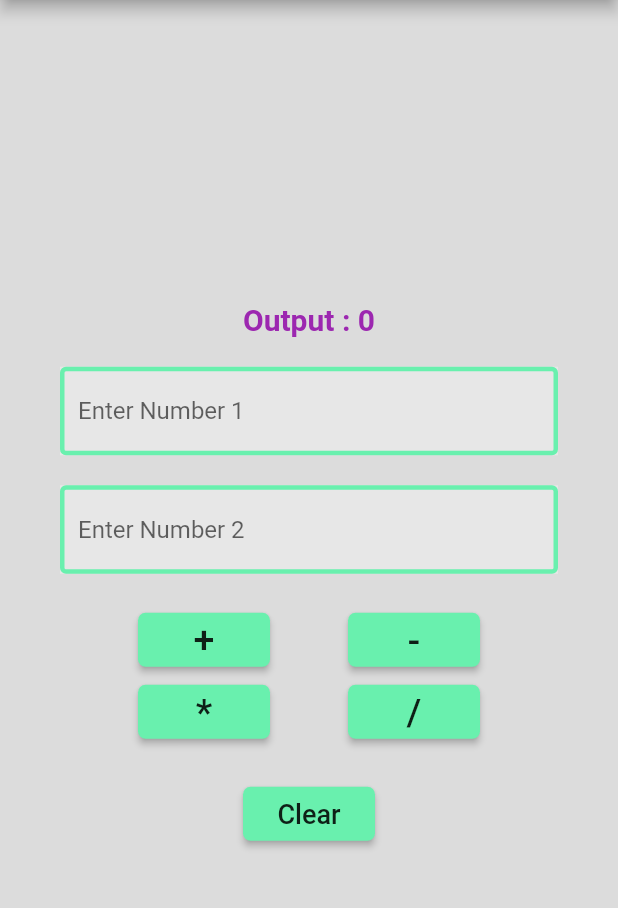
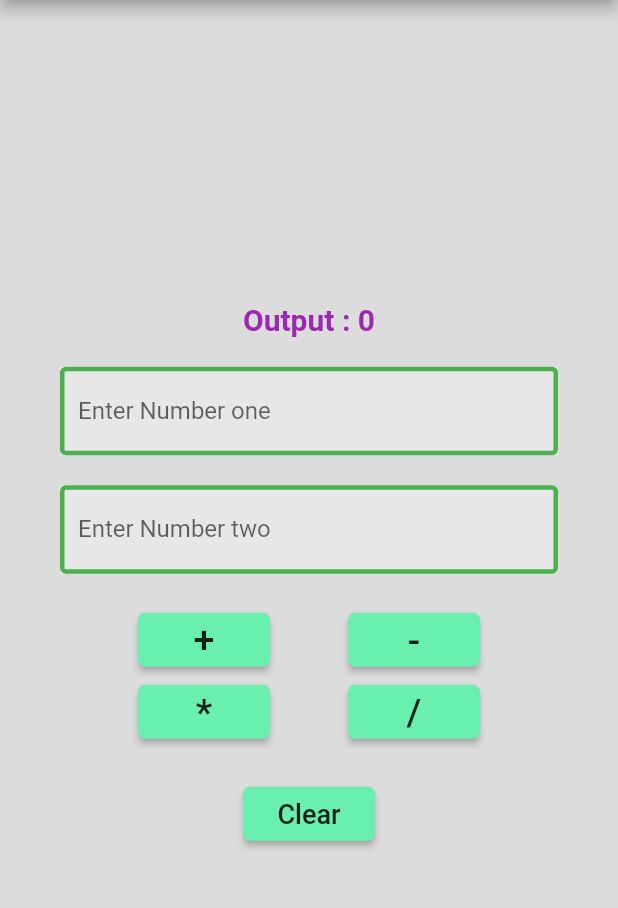
Before and after one commit to abdulragib/Calculator_App, a Flutter app: the screen it shows after launch, on a phone screen of 412 x 824 dp, the part 84-992 px from its top. Run offline on Flutter 3.47's test engine with Material 2 defaults, Android fonts, the phone set to English and light mode, and no system bars.

Commit message:
final UI

```diff
--- a/lib/home_page.dart
+++ b/lib/home_page.dart
@@ -82,14 +82,13 @@ class _HomePageState extends State<HomePage> {
                 controller: t1,
                 keyboardType: TextInputType.number,
                 decoration: new InputDecoration(
-                  hintText: "Enter Number 1",
+                  labelText: "Enter Number one",
                   focusedBorder: OutlineInputBorder(
                     borderSide:
                         BorderSide(color: Colors.blueAccent, width: 3.0),
                   ),
                   enabledBorder: OutlineInputBorder(
-                    borderSide:
-                        BorderSide(color: Colors.greenAccent, width: 3.0),
+                    borderSide: BorderSide(color: Colors.green, width: 3.0),
                   ),
                 ),
               ),
@@ -103,14 +102,13 @@ class _HomePageState extends State<HomePage> {
                 controller: t2,
                 keyboardType: TextInputType.number,
                 decoration: new InputDecoration(
-                  hintText: "Enter Number 2",
+                  labelText: "Enter Number two",
                   focusedBorder: OutlineInputBorder(
                     borderSide:
                         BorderSide(color: Colors.blueAccent, width: 3.0),
                   ),
                   enabledBorder: OutlineInputBorder(
-                    borderSide:
-                        BorderSide(color: Colors.greenAccent, width: 3.0),
+                    borderSide: BorderSide(color: Colors.green, width: 3.0),
                   ),
                 ),
               ),
```
